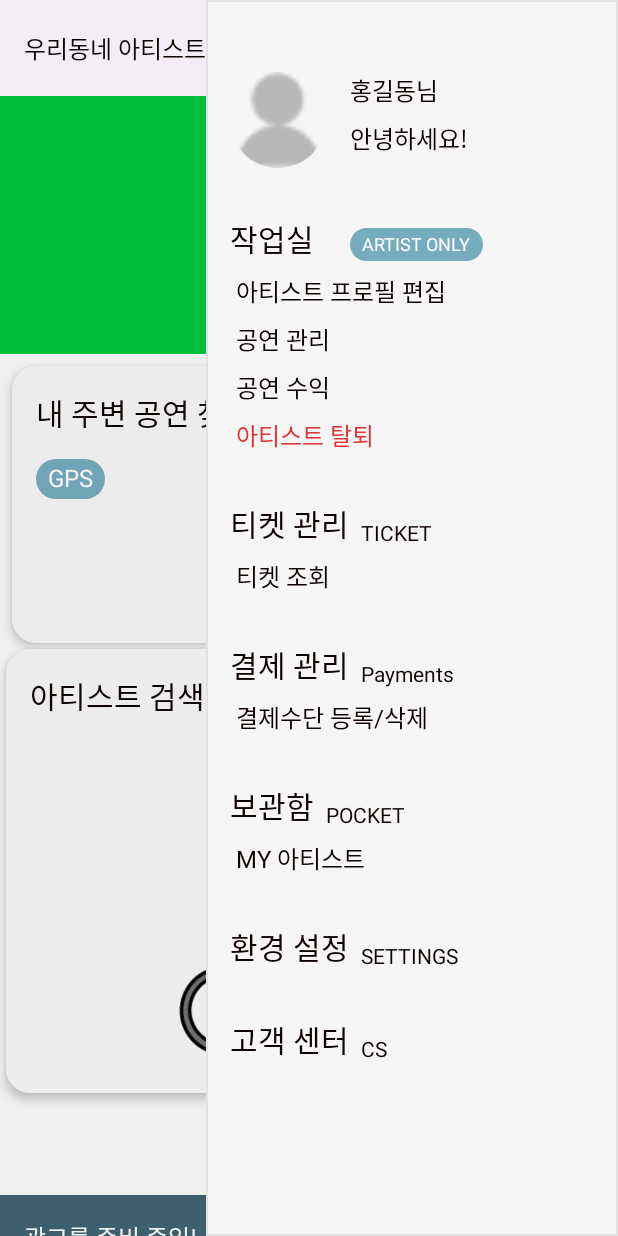
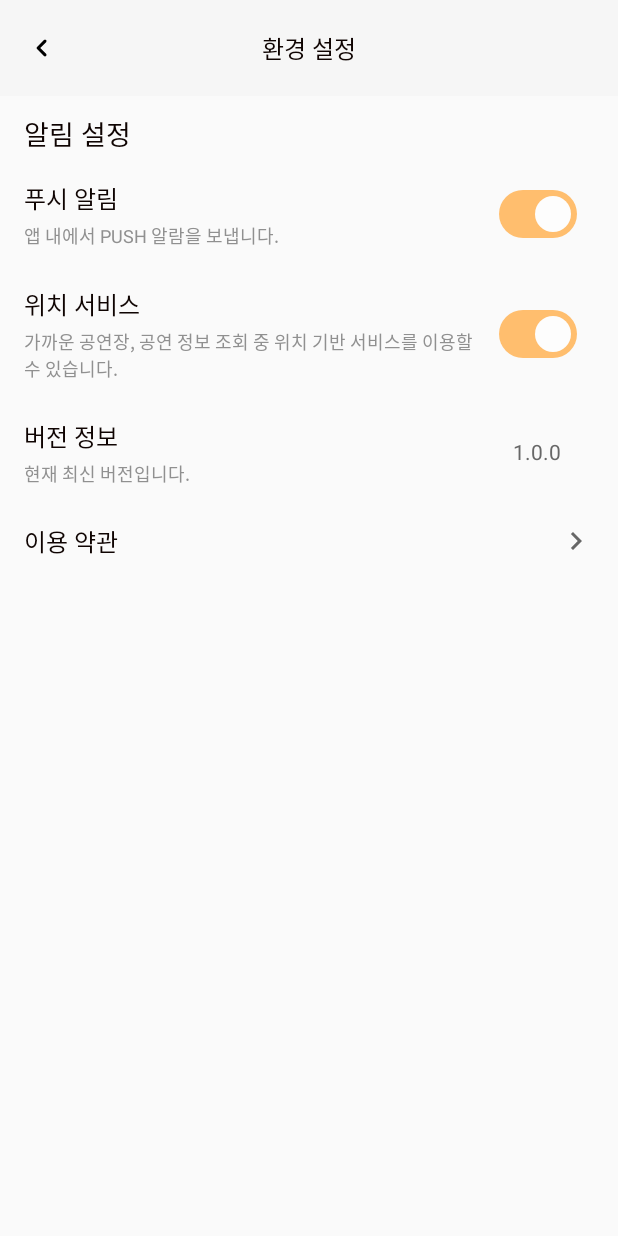
Before and after one commit to TeamAnyPayments/anyPayments, an Android app built with Jetpack Compose: the HomePage screen opened through its navigation route, after a tap on "환경 설정", on a phone screen of 412 x 824 dp. Run offline under Robolectric (Android 15) with nearby library versions, the phone set to English and light mode, and no system bars; libraries missing offline, so code that uses them is left out: com.naver.maps; Roboto replaces fonts that are not available here; 1 statement that could not run was skipped; 2 other taps on this screen came first.

Commit message:
comp : Setting Page 컴포넌트 생성

```diff
--- a/wea/app/src/main/java/com/artist/wea/MainActivity.kt
+++ b/wea/app/src/main/java/com/artist/wea/MainActivity.kt
@@ -20,6 +20,7 @@ import com.artist.wea.pages.HomePage
 import com.artist.wea.pages.LoginPage
 import com.artist.wea.pages.NotifyPage
 import com.artist.wea.pages.SearchConcertPage
+import com.artist.wea.pages.SettingPage
 import com.artist.wea.pages.UserRegisterPage
 import com.artist.wea.ui.theme.WeaTheme
 import com.naver.maps.map.NaverMapSdk
@@ -28,11 +29,17 @@ class MainActivity : ComponentActivity() {
     override fun onCreate(savedInstanceState: Bundle?) {
         super.onCreate(savedInstanceState)
         setContent {
+            // 네이버 지도를 위한 SDK Client 등록!
             NaverMapSdk.getInstance(this).client =
-                NaverMapSdk.NaverCloudPlatformClient(BuildConfig.NAVER_CLIENT_ID)
-
+                NaverMapSdk.NaverCloudPlatformClient(BuildConfig.NAVER_CLIENT_ID) // local.properties로부터 읽어들임
+            // 로그인 시 로그인 페이지로 이동하지 않도록, 자동로그인을 위한 변수 /* TODO */
+            val isLogin = true
             val navController = rememberNavController()
-            NavHost(navController = navController, startDestination = PageRoutes.Login.route) {
+            NavHost(
+                navController = navController,
+                startDestination = if(isLogin) PageRoutes.Home.route
+                                    else PageRoutes.Login.route )
+            {
                 composable(PageRoutes.Login.route) { LoginPage(navController = navController) }
                 composable(PageRoutes.Home.route) { HomePage(navController = navController) }
                 composable("register/{type}",
@@ -54,6 +61,7 @@ class MainActivity : ComponentActivity() {
                 composable(PageRoutes.SearchConcert.route){ SearchConcertPage(navController = navController)}
                 composable(PageRoutes.ArtistRank.route) {ArtistRankPage(navController = navController) }
                 composable(PageRoutes.Notify.route) { NotifyPage(navController = navController) }
+                composable(PageRoutes.Setting.route) { SettingPage(navController = navController) }
             }
         }
     }
--- a/wea/app/src/main/java/com/artist/wea/components/PageTopBar.kt
+++ b/wea/app/src/main/java/com/artist/wea/components/PageTopBar.kt
@@ -24,6 +24,7 @@ import androidx.compose.ui.res.stringResource
 import androidx.compose.ui.unit.dp
 import androidx.navigation.NavHostController
 import com.artist.wea.R
+import com.artist.wea.constants.get14TextStyle
 import com.artist.wea.constants.getDefTextStyle
 
 @Composable
@@ -32,6 +33,7 @@ fun PageTopBar(
     modifier:Modifier = Modifier,
     pageTitle:String = stringResource(id = R.string.empty_text),
     singleIcon:Painter? = null,
+    rightMenuText:String = stringResource(id = R.string.empty_text),
     rightMenuAction:()-> Unit = {},
     disableBack:Boolean = false
 ){
@@ -73,12 +75,13 @@ fun PageTopBar(
                 text = pageTitle,
                 style = getDefTextStyle()
             )
-            // 아이콘
-            if(singleIcon == null){
-                Spacer(
-                    modifier = Modifier.size(24.dp)
+            // 오른쪽 탑바 메뉴
+            if(rightMenuText.isNotEmpty()){ // 텍스트 메뉴인 경우
+                Text(
+                    text = rightMenuText,
+                    style = get14TextStyle()
                 )
-            }else {
+            } else if( singleIcon != null){ // 아이콘 메뉴인 경우
                 Icon(
                     painter = singleIcon,
                     contentDescription = "right-menu",
@@ -88,6 +91,10 @@ fun PageTopBar(
                             rightMenuAction()
                         }
                 )
+            }else { // 뒤로 가기만 있는 경우
+                Spacer(
+                    modifier = Modifier.size(24.dp)
+                )
             }
         }
     }
--- /dev/null
+++ b/wea/app/src/main/java/com/artist/wea/components/SettingItem.kt
@@ -0,0 +1,90 @@
+package com.artist.wea.components
+
+import androidx.compose.foundation.layout.Arrangement
+import androidx.compose.foundation.layout.Column
+import androidx.compose.foundation.layout.Row
+import androidx.compose.foundation.layout.Spacer
+import androidx.compose.foundation.layout.fillMaxWidth
+import androidx.compose.foundation.layout.padding
+import androidx.compose.foundation.layout.width
+import androidx.compose.foundation.layout.wrapContentHeight
+import androidx.compose.material3.Switch
+import androidx.compose.material3.Text
+import androidx.compose.runtime.Composable
+import androidx.compose.runtime.mutableStateOf
+import androidx.compose.runtime.remember
+import androidx.compose.ui.Alignment
+import androidx.compose.ui.Modifier
+import androidx.compose.ui.res.colorResource
+import androidx.compose.ui.res.stringResource
+import androidx.compose.ui.semantics.contentDescription
+import androidx.compose.ui.semantics.semantics
+import androidx.compose.ui.text.style.TextAlign
+import androidx.compose.ui.unit.dp
+import com.artist.wea.R
+import com.artist.wea.constants.get12TextStyle
+import com.artist.wea.constants.get14TextStyle
+import com.artist.wea.constants.getDefTextStyle
+import com.artist.wea.constants.getToggleButtonColors
+
+
+@Composable
+fun SettingItem(
+    optionName:String = stringResource(id = R.string.empty_text),
+    description:String = stringResource(id = R.string.empty_text),
+    modifier: Modifier = Modifier,
+    versionText:String = stringResource(id = R.string.empty_text),
+):Boolean{
+    var checked = remember { mutableStateOf(true) } // toggle btn flag
+    Row(
+        modifier = modifier
+            .fillMaxWidth()
+            .wrapContentHeight().padding(0.dp, 8.dp),
+        verticalAlignment = Alignment.CenterVertically,
+        horizontalArrangement = Arrangement.SpaceBetween
+    ){
+        Column(
+            modifier = Modifier
+                .fillMaxWidth()
+                .wrapContentHeight()
+                .weight(4f),
+            verticalArrangement = Arrangement.spacedBy(4.dp),
+            horizontalAlignment = Alignment.Start
+        ) {
+            Text(
+                text = optionName,
+                style = getDefTextStyle()
+            )
+            Text(
+                text = description,
+                style = get12TextStyle()
+                    .copy(
+                        color = colorResource(id = R.color.mono500)
+                    )
+            )
+        }
+        Spacer(modifier = Modifier.width(4.dp))
+        // 버튼
+        if(versionText.isEmpty()){
+            Switch(
+                modifier = Modifier
+                    .semantics { contentDescription = "Demo" }
+                    .weight(1f),
+                checked = checked.value,
+                onCheckedChange = { checked.value = it },
+                colors = getToggleButtonColors()
+            )
+        }else {
+            Text(
+                text = versionText,
+                style = get14TextStyle()
+                    .copy(
+                        color = colorResource(id = R.color.mono700),
+                        textAlign = TextAlign.Center
+                    ),
+                modifier = Modifier.weight(1f)
+            )
+        }
+    }
+    return if(versionText.isEmpty()) checked.value else false
+}
--- a/wea/app/src/main/java/com/artist/wea/components/sidemenu/SettingMenu.kt
+++ b/wea/app/src/main/java/com/artist/wea/components/sidemenu/SettingMenu.kt
@@ -9,6 +9,7 @@ import androidx.compose.runtime.Composable
 import androidx.compose.ui.Modifier
 import androidx.compose.ui.unit.dp
 import androidx.navigation.NavHostController
+import com.artist.wea.constants.PageRoutes
 
 @Composable
 fun SettingMenu(
@@ -25,7 +26,9 @@ fun SettingMenu(
             modifier = Modifier
                 .wrapContentWidth()
                 .wrapContentHeight()
-                .clickable { }
+                .clickable {
+                    navController.navigate(PageRoutes.Setting.route)
+                }
         )
     }
 }
--- a/wea/app/src/main/java/com/artist/wea/constants/DefaultStyle.kt
+++ b/wea/app/src/main/java/com/artist/wea/constants/DefaultStyle.kt
@@ -8,6 +8,8 @@ import androidx.compose.material3.CardElevation
 import androidx.compose.material3.CheckboxColors
 import androidx.compose.material3.CheckboxDefaults
 import androidx.compose.material3.ExperimentalMaterial3Api
+import androidx.compose.material3.SwitchColors
+import androidx.compose.material3.SwitchDefaults
 import androidx.compose.material3.TextFieldColors
 import androidx.compose.material3.TextFieldDefaults
 import androidx.compose.runtime.Composable
@@ -21,6 +23,26 @@ import androidx.compose.ui.unit.Dp
 import androidx.compose.ui.unit.dp
 import androidx.compose.ui.unit.sp
 import com.artist.wea.R
+
+
+//토글버튼 기본 세팅
+@Composable
+fun getToggleButtonColors(
+    checkedTrackColor: Color = colorResource(id = R.color.dark_orange300),
+    thumbColor:Color = colorResource(id = R.color.white),
+    uncheckedTrackColor:Color = colorResource(id = R.color.mono200)
+): SwitchColors {
+    return SwitchDefaults.colors(
+        checkedThumbColor = thumbColor,
+        checkedTrackColor = checkedTrackColor,
+        // checkedBorderColor = checkedTrackColor,
+        // checkedIconColor = checkedIconColor,
+        uncheckedThumbColor = thumbColor,
+        uncheckedTrackColor = uncheckedTrackColor,
+        uncheckedBorderColor = uncheckedTrackColor,
+        // uncheckedIconColor = colorResource(id = R.color.red300),
+    )
+}
 
 // card 명암용 속성
 @Composable
--- a/wea/app/src/main/java/com/artist/wea/constants/PageRoutes.kt
+++ b/wea/app/src/main/java/com/artist/wea/constants/PageRoutes.kt
@@ -11,5 +11,6 @@ sealed class PageRoutes(val route:String){
     object SearchConcert: PageRoutes("search-concert")
     object ArtistRank: PageRoutes("artist-rank")
     object Notify: PageRoutes("notify")
+    object Setting: PageRoutes("setting")
 
 }
--- a/wea/app/src/main/java/com/artist/wea/pages/HomePage.kt
+++ b/wea/app/src/main/java/com/artist/wea/pages/HomePage.kt
@@ -21,6 +21,8 @@ import androidx.compose.foundation.layout.wrapContentWidth
 import androidx.compose.foundation.rememberScrollState
 import androidx.compose.foundation.verticalScroll
 import androidx.compose.material.icons.Icons
+import androidx.compose.material.icons.filled.Menu
+import androidx.compose.material.icons.filled.Notifications
 import androidx.compose.material.icons.rounded.KeyboardArrowLeft
 import androidx.compose.material3.ExperimentalMaterial3Api
 import androidx.compose.material3.Icon
@@ -103,7 +105,7 @@ fun HomePage(
                         navController.navigate(PageRoutes.Notify.route) // 알림 페이지 이동
                     }) {
                         Icon(
-                            painter = painterResource(id = R.drawable.icon_notify),
+                            Icons.Filled.Notifications,
                             contentDescription = "Alert",
                             modifier = Modifier.size(24.dp),
                              tint = colorResource(id = R.color.mono900)
@@ -113,7 +115,7 @@ fun HomePage(
                         menuOpen.value = !menuOpen.value // 사이드 메뉴 열기
                     }) {
                         Icon(
-                            painter = painterResource(id = R.drawable.icon_hambug),
+                            Icons.Filled.Menu,
                             contentDescription = "Menu",
                             modifier = Modifier.size(24.dp),
                             tint = colorResource(id = R.color.mono900)
--- /dev/null
+++ b/wea/app/src/main/java/com/artist/wea/pages/SettingPage.kt
@@ -0,0 +1,89 @@
+package com.artist.wea.pages
+
+import androidx.compose.foundation.layout.Arrangement
+import androidx.compose.foundation.layout.Column
+import androidx.compose.foundation.layout.Row
+import androidx.compose.foundation.layout.fillMaxSize
+import androidx.compose.foundation.layout.fillMaxWidth
+import androidx.compose.foundation.layout.padding
+import androidx.compose.foundation.layout.wrapContentHeight
+import androidx.compose.material.icons.Icons
+import androidx.compose.material.icons.filled.KeyboardArrowRight
+import androidx.compose.material3.Icon
+import androidx.compose.material3.Text
+import androidx.compose.runtime.Composable
+import androidx.compose.ui.Alignment
+import androidx.compose.ui.Modifier
+import androidx.compose.ui.res.colorResource
+import androidx.compose.ui.text.style.TextAlign
+import androidx.compose.ui.unit.dp
+import androidx.compose.ui.unit.sp
+import androidx.navigation.NavHostController
+import com.artist.wea.R
+import com.artist.wea.components.PageTopBar
+import com.artist.wea.components.SettingItem
+import com.artist.wea.constants.getDefTextStyle
+
+@Composable
+fun SettingPage(
+    navController: NavHostController,
+    modifier: Modifier =
+        Modifier
+            .fillMaxSize()
+){
+    Column(
+        modifier = modifier
+    ) {
+        PageTopBar(
+            navController = navController,
+            pageTitle = "환경 설정",
+        )
+        //body
+        Column(
+            modifier = Modifier
+                .fillMaxSize()
+                .padding(16.dp, 12.dp),
+            verticalArrangement = Arrangement.spacedBy(8.dp),
+            horizontalAlignment = Alignment.CenterHorizontally
+        ) {
+            Text(
+                text = "알림 설정",
+                style = getDefTextStyle()
+                    .copy(
+                        textAlign = TextAlign.Start,
+                        fontSize = 18.sp
+                    ),
+                modifier = Modifier.fillMaxWidth()
+            )
+            SettingItem(
+                optionName = "푸시 알림",
+                description = "앱 내에서 PUSH 알람을 보냅니다."
+            )
+            SettingItem(
+                optionName = "위치 서비스",
+                description = "가까운 공연장, 공연 정보 조회 중 위치 기반 서비스를 이용할 수 있습니다."
+            )
+            SettingItem(
+                optionName = "버전 정보",
+                description = "현재 최신 버전입니다.",
+                versionText = "1.0.0"
+            )
+            // 이용약관
+            Row(modifier = Modifier
+                .fillMaxWidth()
+                .wrapContentHeight()
+                .padding(0.dp, 8.dp),
+                verticalAlignment = Alignment.CenterVertically,
+                horizontalArrangement = Arrangement.SpaceBetween
+            ){
+                Text(text = "이용 약관", style = getDefTextStyle())
+                Icon(
+                    Icons.Filled.KeyboardArrowRight,
+                    contentDescription = "약관 더보기",
+                    tint = colorResource(id = R.color.mono700)
+                )
+            }
+        }
+    }
+
+}
```
